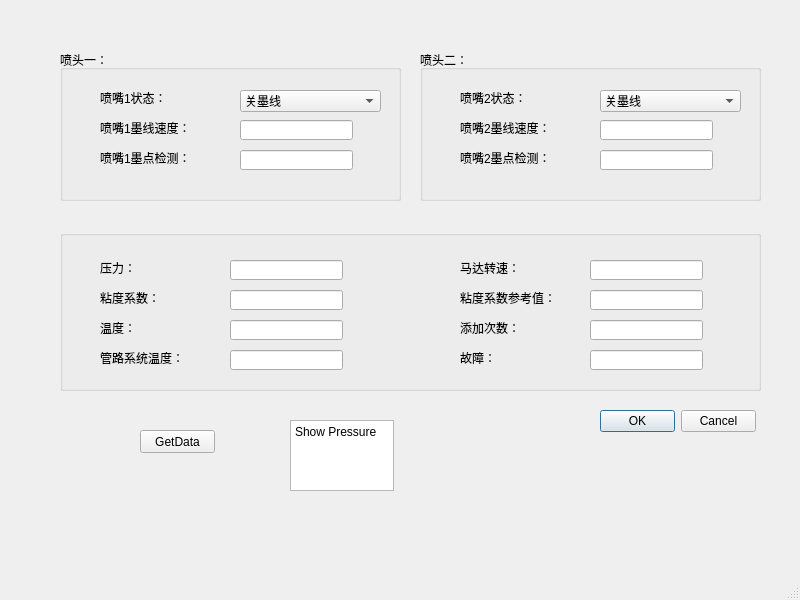
Old version of the form jetstatus.ui in the repository wangxingchao/qt_printer_v0.
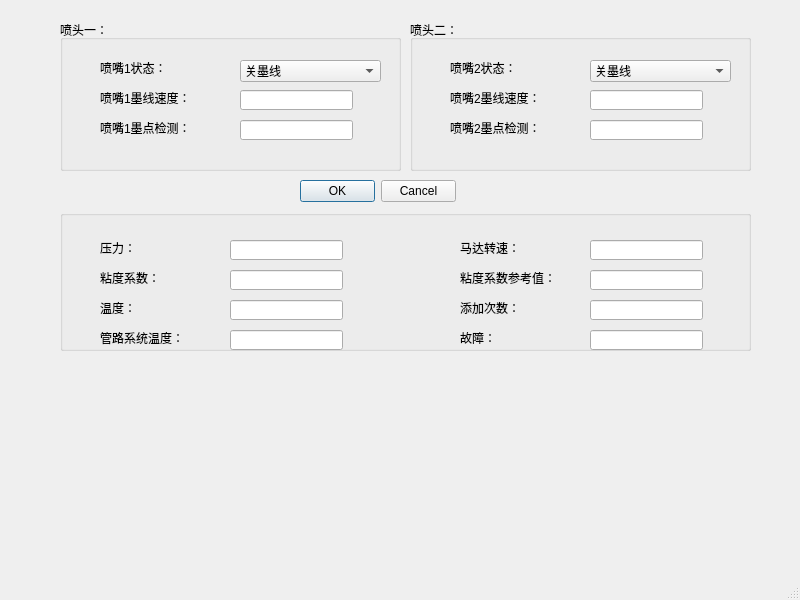
New version of the form.

Patch:
```diff
--- a/jetstatus.ui
+++ b/jetstatus.ui
@@ -18,7 +18,7 @@
     <property name="geometry">
      <rect>
       <x>60</x>
-      <y>50</y>
+      <y>20</y>
       <width>341</width>
       <height>151</height>
      </rect>
@@ -135,9 +135,9 @@
     <property name="geometry">
      <rect>
       <x>60</x>
-      <y>230</y>
-      <width>701</width>
-      <height>161</height>
+      <y>210</y>
+      <width>691</width>
+      <height>141</height>
      </rect>
     </property>
     <property name="title">
@@ -331,8 +331,8 @@
    <widget class="QGroupBox" name="groupBox_6">
     <property name="geometry">
      <rect>
-      <x>420</x>
-      <y>50</y>
+      <x>410</x>
+      <y>20</y>
       <width>341</width>
       <height>151</height>
      </rect>
@@ -448,8 +448,8 @@
    <widget class="QDialogButtonBox" name="jetbutton">
     <property name="geometry">
      <rect>
-      <x>600</x>
-      <y>410</y>
+      <x>300</x>
+      <y>180</y>
       <width>156</width>
       <height>23</height>
      </rect>
@@ -458,36 +458,6 @@
      <set>QDialogButtonBox::Cancel|QDialogButtonBox::Ok</set>
     </property>
    </widget>
-   <widget class="QPushButton" name="pushButton">
-    <property name="geometry">
-     <rect>
-      <x>140</x>
-      <y>430</y>
-      <width>75</width>
-      <height>23</height>
-     </rect>
-    </property>
-    <property name="text">
-     <string>GetData</string>
-    </property>
-   </widget>
-   <widget class="QTextEdit" name="pressure0">
-    <property name="geometry">
-     <rect>
-      <x>290</x>
-      <y>420</y>
-      <width>104</width>
-      <height>71</height>
-     </rect>
-    </property>
-    <property name="html">
-     <string>&lt;!DOCTYPE HTML PUBLIC &quot;-//W3C//DTD HTML 4.0//EN&quot; &quot;http://www.w3.org/TR/REC-html40/strict.dtd&quot;&gt;
-&lt;html&gt;&lt;head&gt;&lt;meta name=&quot;qrichtext&quot; content=&quot;1&quot; /&gt;&lt;style type=&quot;text/css&quot;&gt;
-p, li { white-space: pre-wrap; }
-&lt;/style&gt;&lt;/head&gt;&lt;body style=&quot; font-family:'SimSun'; font-size:9pt; font-weight:400; font-style:normal;&quot;&gt;
-&lt;p style=&quot; margin-top:0px; margin-bottom:0px; margin-left:0px; margin-right:0px; -qt-block-indent:0; text-indent:0px;&quot;&gt;Show Pressure&lt;/p&gt;&lt;/body&gt;&lt;/html&gt;</string>
-    </property>
-   </widget>
   </widget>
   <widget class="QMenuBar" name="menubar">
    <property name="geometry">
```
